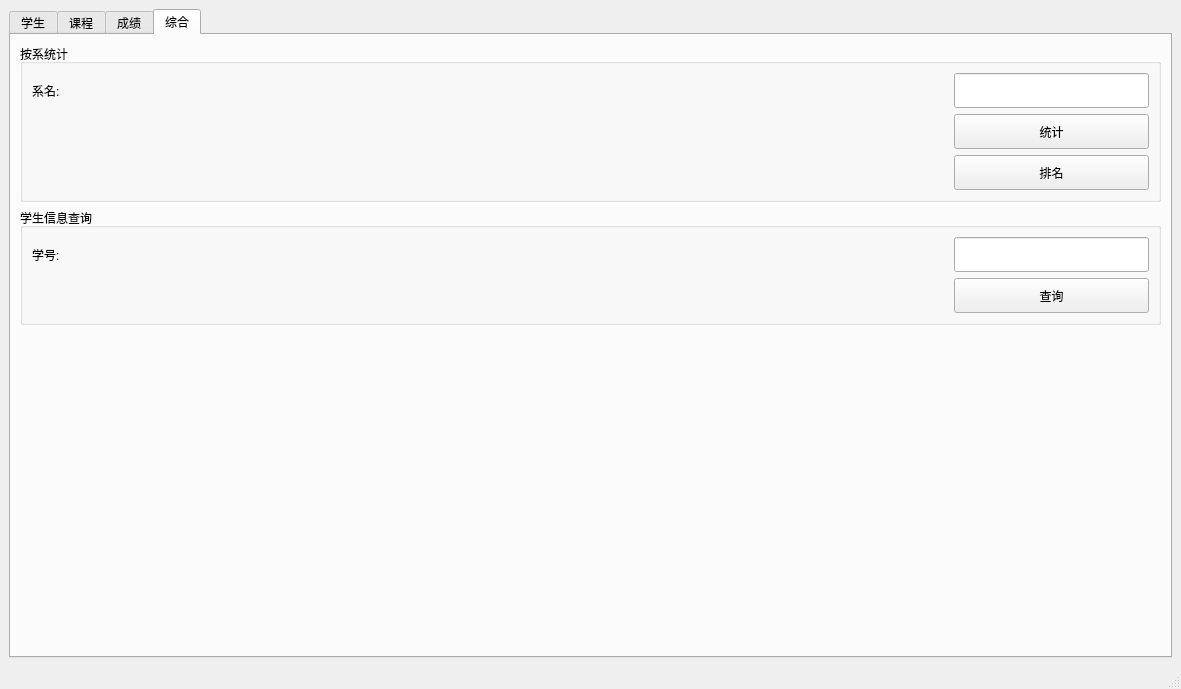
This is mainwindow.ui in Leun9/xuos-sqlite as Qt 5 draws it before an edit. The edited form follows.
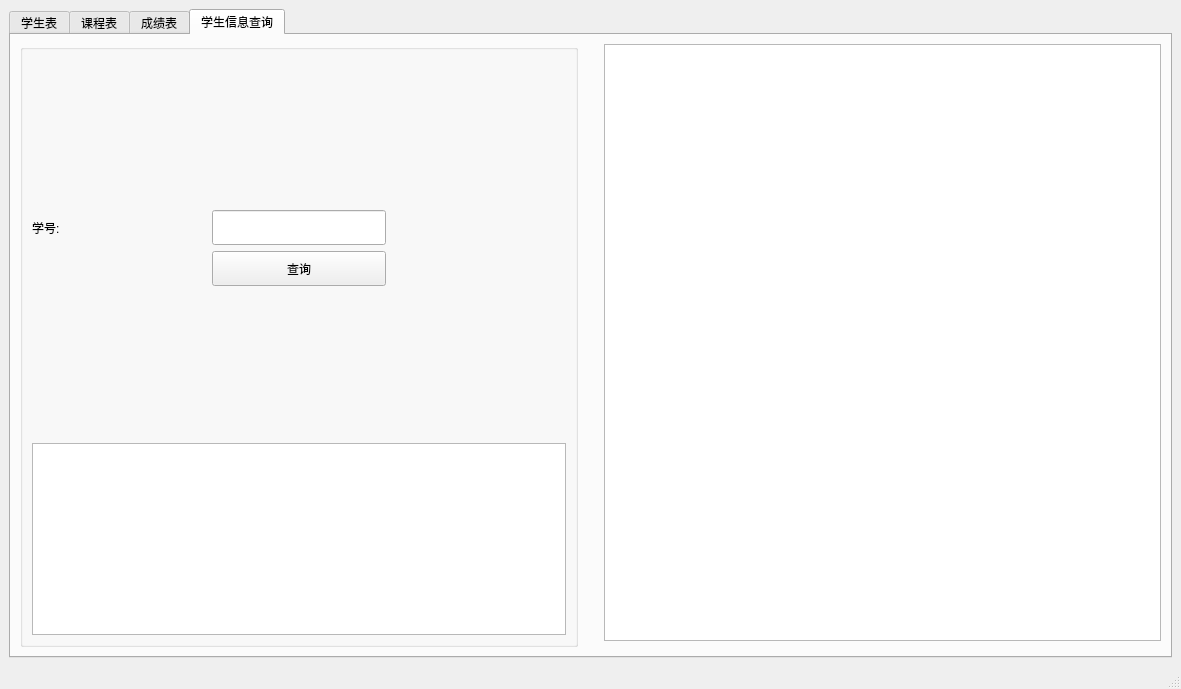
This is the edited form. The open tabs and pages were chosen to show the change.

The edit to the form file:
```diff
--- a/mainwindow.ui
+++ b/mainwindow.ui
@@ -34,7 +34,7 @@
       </property>
       <widget class="QWidget" name="tab_1">
        <attribute name="title">
-        <string>学生</string>
+        <string>学生表</string>
        </attribute>
        <layout class="QGridLayout" name="gridLayout_8">
         <item row="0" column="2" rowspan="4">
@@ -392,7 +392,7 @@
       </widget>
       <widget class="QWidget" name="course_tabWidget">
        <attribute name="title">
-        <string>课程</string>
+        <string>课程表</string>
        </attribute>
        <layout class="QGridLayout" name="gridLayout_2">
         <item row="4" column="0">
@@ -722,7 +722,7 @@
       </widget>
       <widget class="QWidget" name="grade_tabWidget">
        <attribute name="title">
-        <string>成绩</string>
+        <string>成绩表</string>
        </attribute>
        <layout class="QGridLayout" name="gridLayout_3">
         <item row="0" column="0">
@@ -922,86 +922,16 @@
       </widget>
       <widget class="QWidget" name="all_tabWidget">
        <attribute name="title">
-        <string>综合</string>
+        <string>学生信息查询</string>
        </attribute>
-       <layout class="QVBoxLayout" name="verticalLayout">
-        <item>
-         <widget class="QGroupBox" name="groupBox">
-          <property name="title">
-           <string>按系统计</string>
-          </property>
-          <layout class="QGridLayout" name="gridLayout_4">
-           <item row="0" column="0">
-            <widget class="QLabel" name="label_14">
-             <property name="text">
-              <string>系名:</string>
-             </property>
-            </widget>
-           </item>
-           <item row="0" column="1">
-            <widget class="QLineEdit" name="all_dept_lineEdit">
-             <property name="minimumSize">
-              <size>
-               <width>0</width>
-               <height>35</height>
-              </size>
-             </property>
-             <property name="maximumSize">
-              <size>
-               <width>195</width>
-               <height>35</height>
-              </size>
-             </property>
-            </widget>
-           </item>
-           <item row="1" column="1">
-            <widget class="QPushButton" name="all_dept_sti_pushButton">
-             <property name="minimumSize">
-              <size>
-               <width>0</width>
-               <height>35</height>
-              </size>
-             </property>
-             <property name="maximumSize">
-              <size>
-               <width>195</width>
-               <height>35</height>
-              </size>
-             </property>
-             <property name="text">
-              <string>统计</string>
-             </property>
-            </widget>
-           </item>
-           <item row="2" column="1">
-            <widget class="QPushButton" name="all_dept_ord_pushButton">
-             <property name="minimumSize">
-              <size>
-               <width>0</width>
-               <height>35</height>
-              </size>
-             </property>
-             <property name="maximumSize">
-              <size>
-               <width>195</width>
-               <height>35</height>
-              </size>
-             </property>
-             <property name="text">
-              <string>排名</string>
-             </property>
-            </widget>
-           </item>
-          </layout>
-         </widget>
-        </item>
-        <item>
+       <layout class="QGridLayout" name="gridLayout_4">
+        <item row="0" column="0" rowspan="2">
          <widget class="QGroupBox" name="groupBox_2">
           <property name="title">
-           <string>学生信息查询</string>
+           <string/>
           </property>
           <layout class="QGridLayout" name="gridLayout_5">
-           <item row="0" column="0">
+           <item row="1" column="0">
             <widget class="QLabel" name="label_15">
              <property name="text">
               <string>学号:</string>
@@ -1009,23 +939,36 @@
             </widget>
            </item>
            <item row="0" column="1">
-            <widget class="QLineEdit" name="all_stu_lineEdit">
-             <property name="minimumSize">
+            <spacer name="verticalSpacer_5">
+             <property name="orientation">
+              <enum>Qt::Vertical</enum>
+             </property>
+             <property name="sizeHint" stdset="0">
               <size>
-               <width>0</width>
-               <height>35</height>
+               <width>20</width>
+               <height>40</height>
               </size>
              </property>
-             <property name="maximumSize">
+            </spacer>
+           </item>
+           <item row="4" column="0" colspan="3">
+            <widget class="QTableWidget" name="tbwStuInfo1"/>
+           </item>
+           <item row="2" column="2">
+            <spacer name="horizontalSpacer_17">
+             <property name="orientation">
+              <enum>Qt::Horizontal</enum>
+             </property>
+             <property name="sizeHint" stdset="0">
               <size>
-               <width>195</width>
-               <height>35</height>
+               <width>40</width>
+               <height>20</height>
               </size>
              </property>
-            </widget>
+            </spacer>
            </item>
-           <item row="1" column="1">
-            <widget class="QPushButton" name="all_stu_pushButton">
+           <item row="2" column="1">
+            <widget class="QPushButton" name="btnStuInfo">
              <property name="minimumSize">
               <size>
                <width>0</width>
@@ -1043,18 +986,66 @@
              </property>
             </widget>
            </item>
+           <item row="1" column="1">
+            <widget class="QLineEdit" name="leStuInfo">
+             <property name="minimumSize">
+              <size>
+               <width>0</width>
+               <height>35</height>
+              </size>
+             </property>
+             <property name="maximumSize">
+              <size>
+               <width>195</width>
+               <height>35</height>
+              </size>
+             </property>
+            </widget>
+           </item>
+           <item row="3" column="1">
+            <spacer name="verticalSpacer_4">
+             <property name="orientation">
+              <enum>Qt::Vertical</enum>
+             </property>
+             <property name="sizeHint" stdset="0">
+              <size>
+               <width>20</width>
+               <height>40</height>
+              </size>
+             </property>
+            </spacer>
+           </item>
+           <item row="2" column="0">
+            <spacer name="horizontalSpacer_16">
+             <property name="orientation">
+              <enum>Qt::Horizontal</enum>
+             </property>
+             <property name="sizeHint" stdset="0">
+              <size>
+               <width>40</width>
+               <height>20</height>
+              </size>
+             </property>
+            </spacer>
+           </item>
           </layout>
          </widget>
         </item>
-        <item>
-         <spacer name="verticalSpacer_4">
+        <item row="0" column="2">
+         <widget class="QTableWidget" name="tbwStuInfo2"/>
+        </item>
+        <item row="0" column="1">
+         <spacer name="horizontalSpacer_18">
           <property name="orientation">
-           <enum>Qt::Vertical</enum>
+           <enum>Qt::Horizontal</enum>
+          </property>
+          <property name="sizeType">
+           <enum>QSizePolicy::Minimum</enum>
           </property>
           <property name="sizeHint" stdset="0">
            <size>
             <width>20</width>
-            <height>463</height>
+            <height>20</height>
            </size>
           </property>
          </spacer>
```
Left out of the diff: 8 changed lines with no effect on the pictures.
